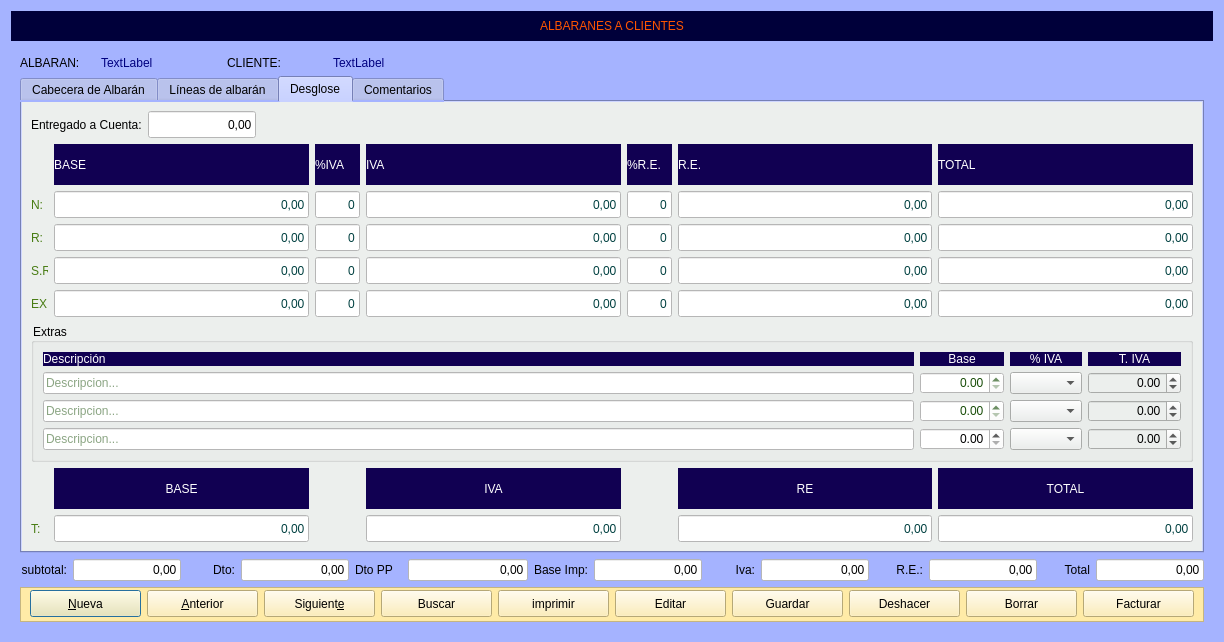
The window that Zona_Ventas/frmalbaran.ui (arcnexus/RedFoX) describes before a commit, drawn with Qt 5.
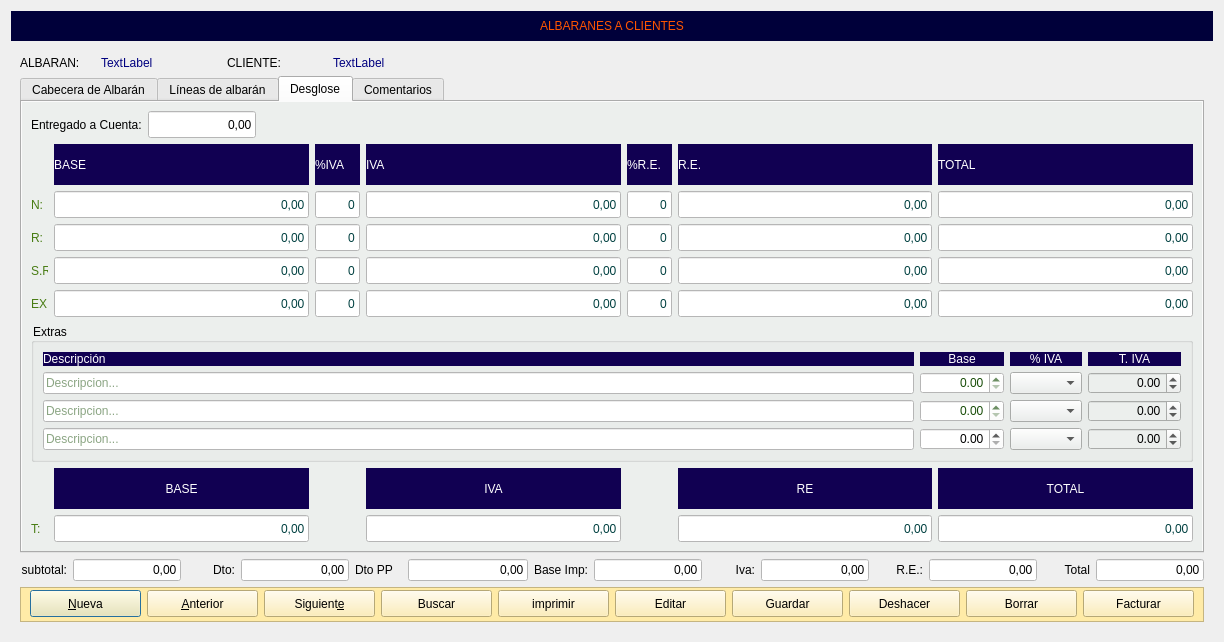
The same window after the commit. Icons and pictures are not drawn.

```diff
--- a/Zona_Ventas/frmalbaran.ui
+++ b/Zona_Ventas/frmalbaran.ui
@@ -23,9 +23,6 @@
    <iconset>
     <normaloff>:/Icons/PNG/Maya.png</normaloff>:/Icons/PNG/Maya.png</iconset>
   </property>
-  <property name="styleSheet">
-   <string notr="true">background-color: rgb(165, 179, 255);</string>
-  </property>
   <layout class="QGridLayout" name="gridLayout_4">
    <item row="1" column="0" colspan="2">
     <widget class="QStackedWidget" name="stackedWidget">
```
